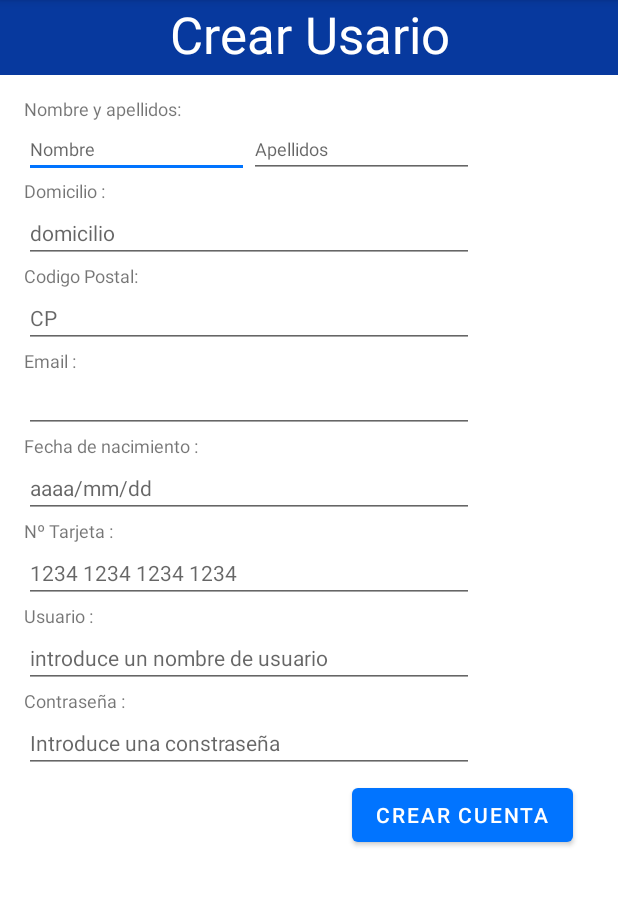
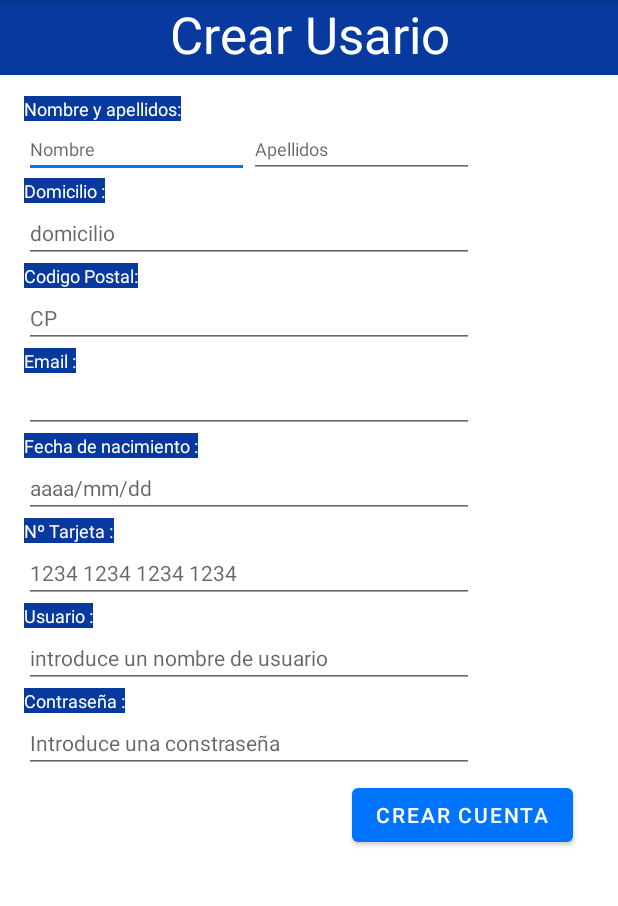
Before and after one commit to MarcosGit2005/Proyecto3EV, an Android app: the CrearCuentaActivity screen opened directly, with no data from a screen before it, on a phone screen of 412 x 824 dp, the part 84-990 px from its top. Run offline under Robolectric (Android 15) with nearby library versions, the phone set to English and light mode, and no system bars.

Commit message:
20240521

```diff
--- a/app/src/main/res/layout-land/activity_carrito.xml
+++ b/app/src/main/res/layout-land/activity_carrito.xml
@@ -32,7 +32,9 @@
         android:layout_width="0dp"
         android:layout_height="wrap_content"
         android:layout_marginTop="8dp"
+        android:background="#07399E"
         android:text="Precio Total :"
+        android:textColor="#FFFFFF"
         android:textSize="24sp"
         app:layout_constraintEnd_toEndOf="parent"
         app:layout_constraintStart_toStartOf="parent"
--- a/app/src/main/res/layout-land/activity_crear_cuenta.xml
+++ b/app/src/main/res/layout-land/activity_crear_cuenta.xml
@@ -36,7 +36,9 @@
         android:id="@+id/textView2"
         android:layout_width="wrap_content"
         android:layout_height="wrap_content"
+        android:background="#07399E"
         android:text="Domicilio :"
+        android:textColor="#FFFFFF"
         android:textSize="12sp"
         app:layout_constraintEnd_toEndOf="@+id/nombre"
         app:layout_constraintHorizontal_bias="0.0"
@@ -62,7 +64,9 @@
         android:layout_height="wrap_content"
         android:layout_marginStart="16dp"
         android:layout_marginTop="8dp"
+        android:background="#07399E"
         android:text="Nombre y apellidos:"
+        android:textColor="#FFFFFF"
         android:textSize="12sp"
         app:layout_constraintStart_toStartOf="parent"
         app:layout_constraintTop_toBottomOf="@+id/textView" />
@@ -84,7 +88,9 @@
         android:id="@+id/textView4"
         android:layout_width="wrap_content"
         android:layout_height="wrap_content"
+        android:background="#07399E"
         android:text="Codigo Postal:"
+        android:textColor="#FFFFFF"
         android:textSize="12sp"
         app:layout_constraintEnd_toEndOf="@+id/domicilio"
         app:layout_constraintHorizontal_bias="0.0"
@@ -95,7 +101,9 @@
         android:id="@+id/textView5"
         android:layout_width="wrap_content"
         android:layout_height="wrap_content"
+        android:background="#07399E"
         android:text="Email :"
+        android:textColor="#FFFFFF"
         android:textSize="12sp"
         app:layout_constraintEnd_toEndOf="@+id/codigoPostal"
         app:layout_constraintHorizontal_bias="0.0"
@@ -118,7 +126,9 @@
         android:id="@+id/textView6"
         android:layout_width="wrap_content"
         android:layout_height="wrap_content"
+        android:background="#07399E"
         android:text="Fecha de nacimiento :"
+        android:textColor="#FFFFFF"
         android:textSize="12sp"
         app:layout_constraintEnd_toEndOf="parent"
         app:layout_constraintStart_toEndOf="@+id/textView3"
@@ -141,7 +151,9 @@
         android:id="@+id/textView7"
         android:layout_width="wrap_content"
         android:layout_height="wrap_content"
+        android:background="#07399E"
         android:text="Nº Tarjeta :"
+        android:textColor="#FFFFFF"
         android:textSize="12sp"
         app:layout_constraintEnd_toEndOf="@+id/date"
         app:layout_constraintHorizontal_bias="0.0"
@@ -165,7 +177,9 @@
         android:id="@+id/textView8"
         android:layout_width="wrap_content"
         android:layout_height="wrap_content"
+        android:background="#07399E"
         android:text="Usuario :"
+        android:textColor="#FFFFFF"
         android:textSize="12sp"
         app:layout_constraintEnd_toEndOf="@+id/numTarjeta"
         app:layout_constraintHorizontal_bias="0.0"
@@ -189,7 +203,9 @@
         android:id="@+id/textView9"
         android:layout_width="wrap_content"
         android:layout_height="wrap_content"
+        android:background="#07399E"
         android:text="Contraseña :"
+        android:textColor="#FFFFFF"
         android:textSize="12sp"
         app:layout_constraintEnd_toEndOf="@+id/nomUsuario"
         app:layout_constraintHorizontal_bias="0.0"
--- a/app/src/main/res/layout/activity_carrito.xml
+++ b/app/src/main/res/layout/activity_carrito.xml
@@ -32,7 +32,9 @@
         android:layout_width="0dp"
         android:layout_height="wrap_content"
         android:layout_marginTop="16dp"
+        android:background="#07399E"
         android:text="Precio Total :"
+        android:textColor="#FFFFFF"
         android:textSize="24sp"
         app:layout_constraintEnd_toEndOf="parent"
         app:layout_constraintStart_toStartOf="parent"
--- a/app/src/main/res/layout/activity_crear_cuenta.xml
+++ b/app/src/main/res/layout/activity_crear_cuenta.xml
@@ -36,7 +36,9 @@
         android:id="@+id/textView2"
         android:layout_width="wrap_content"
         android:layout_height="wrap_content"
+        android:background="#07399E"
         android:text="Domicilio :"
+        android:textColor="#FFFFFF"
         android:textSize="12sp"
         app:layout_constraintEnd_toEndOf="@+id/nombre"
         app:layout_constraintHorizontal_bias="0.0"
@@ -62,7 +64,9 @@
         android:layout_height="wrap_content"
         android:layout_marginStart="16dp"
         android:layout_marginTop="14dp"
+        android:background="#07399E"
         android:text="Nombre y apellidos:"
+        android:textColor="#FFFFFF"
         android:textSize="12sp"
         app:layout_constraintStart_toStartOf="parent"
         app:layout_constraintTop_toBottomOf="@+id/textView" />
@@ -84,7 +88,9 @@
         android:id="@+id/textView4"
         android:layout_width="wrap_content"
         android:layout_height="wrap_content"
+        android:background="#07399E"
         android:text="Codigo Postal:"
+        android:textColor="#FFFFFF"
         android:textSize="12sp"
         app:layout_constraintEnd_toEndOf="@+id/domicilio"
         app:layout_constraintHorizontal_bias="0.0"
@@ -95,7 +101,9 @@
         android:id="@+id/textView5"
         android:layout_width="wrap_content"
         android:layout_height="wrap_content"
+        android:background="#07399E"
         android:text="Email :"
+        android:textColor="#FFFFFF"
         android:textSize="12sp"
         app:layout_constraintEnd_toEndOf="@+id/codigoPostal"
         app:layout_constraintHorizontal_bias="0.0"
@@ -118,7 +126,9 @@
         android:id="@+id/textView6"
         android:layout_width="wrap_content"
         android:layout_height="wrap_content"
+        android:background="#07399E"
         android:text="Fecha de nacimiento :"
+        android:textColor="#FFFFFF"
         android:textSize="12sp"
         app:layout_constraintEnd_toEndOf="@+id/correo"
         app:layout_constraintHorizontal_bias="0.0"
@@ -142,7 +152,9 @@
         android:id="@+id/textView7"
         android:layout_width="wrap_content"
         android:layout_height="wrap_content"
+        android:background="#07399E"
         android:text="Nº Tarjeta :"
+        android:textColor="#FFFFFF"
         android:textSize="12sp"
         app:layout_constraintEnd_toEndOf="@+id/date"
         app:layout_constraintHorizontal_bias="0.0"
@@ -166,7 +178,9 @@
         android:id="@+id/textView8"
         android:layout_width="wrap_content"
         android:layout_height="wrap_content"
+        android:background="#07399E"
         android:text="Usuario :"
+        android:textColor="#FFFFFF"
         android:textSize="12sp"
         app:layout_constraintEnd_toEndOf="@+id/numTarjeta"
         app:layout_constraintHorizontal_bias="0.0"
@@ -190,7 +204,9 @@
         android:id="@+id/textView9"
         android:layout_width="wrap_content"
         android:layout_height="wrap_content"
+        android:background="#07399E"
         android:text="Contraseña :"
+        android:textColor="#FFFFFF"
         android:textSize="12sp"
         app:layout_constraintEnd_toEndOf="@+id/nomUsuario"
         app:layout_constraintHorizontal_bias="0.0"
--- a/app/src/main/res/layout/activity_recordar_contrasenya.xml
+++ b/app/src/main/res/layout/activity_recordar_contrasenya.xml
@@ -23,8 +23,9 @@
         android:layout_width="250dp"
         android:layout_height="wrap_content"
         android:layout_marginTop="24dp"
+        android:background="#07399E"
         android:text="Nombre de usuario:"
-        android:textColor="#1A1A1A"
+        android:textColor="#FFFFFF"
         android:textSize="18sp"
         app:layout_constraintEnd_toEndOf="@+id/textView16"
         app:layout_constraintStart_toStartOf="@+id/textView16"
@@ -59,8 +60,9 @@
         android:layout_width="250dp"
         android:layout_height="wrap_content"
         android:layout_marginTop="16dp"
+        android:background="#07399E"
         android:text="Introduce contraseña nueva :"
-        android:textColor="#1A1A1A"
+        android:textColor="#FFFFFF"
         android:textSize="18sp"
         app:layout_constraintEnd_toEndOf="@+id/usuario"
         app:layout_constraintStart_toStartOf="@+id/usuario"
@@ -71,8 +73,9 @@
         android:layout_width="250dp"
         android:layout_height="wrap_content"
         android:layout_marginTop="16dp"
+        android:background="#07399E"
         android:text="Repite contraseña nueva :"
-        android:textColor="#1A1A1A"
+        android:textColor="#FFFFFF"
         android:textSize="18sp"
         app:layout_constraintEnd_toEndOf="@+id/newPassword"
         app:layout_constraintStart_toStartOf="@+id/newPassword"
```
